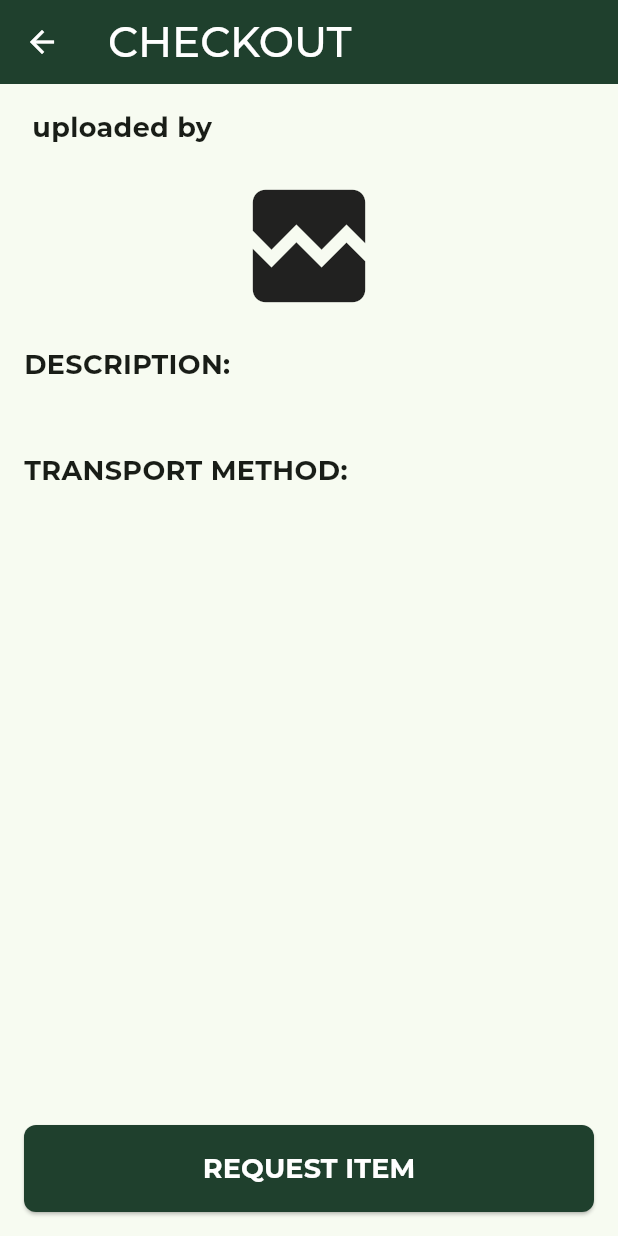
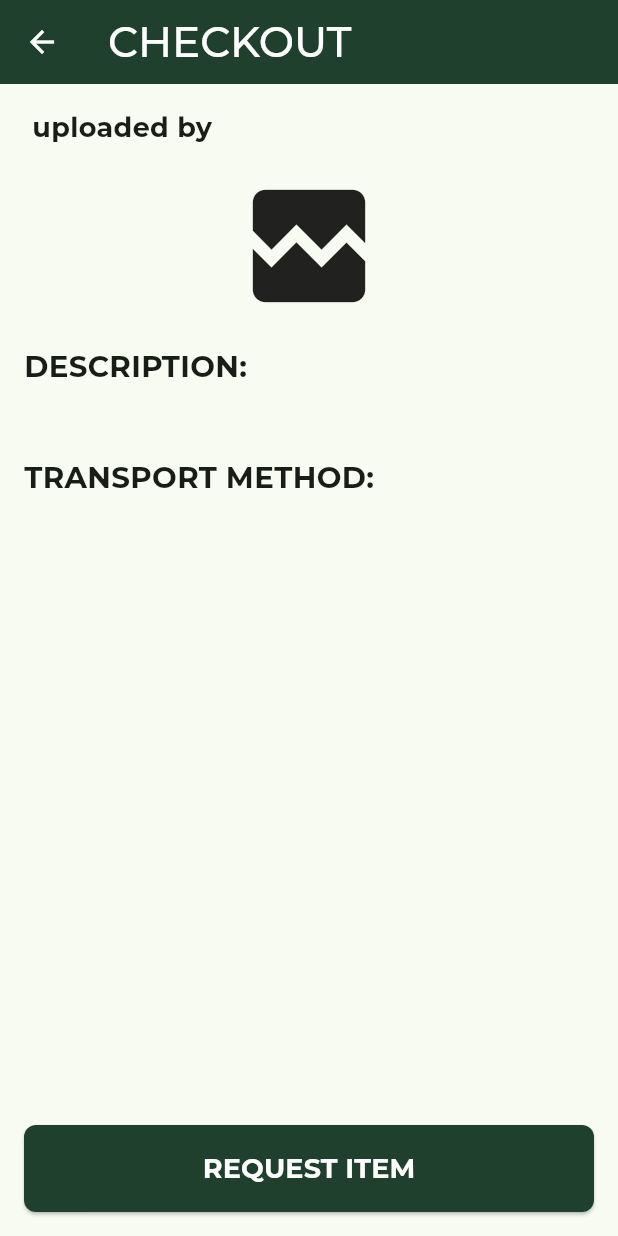
Before and after one commit to nikhil-s1nha/Resport, a Flutter app: the WantScreen screen opened directly with empty values, on a phone screen of 412 x 824 dp. Run offline on Flutter 3.47's test engine with Material 3 defaults, Android fonts, the phone set to English and light mode, and no system bars; our stand-ins replace cloud_firestore, firebase_auth, firebase_core, firebase_database, firebase_storage, google_fonts and 2 more; accounts and stored records are empty; network calls fail; statements that could not run were skipped.

Commit message:
list font aesthetics + snackbar

```diff
--- a/lib/screens/want_screen.dart
+++ b/lib/screens/want_screen.dart
@@ -122,7 +122,7 @@ class WantScreen extends StatelessWidget {
                   "DESCRIPTION:",
                   style: GoogleFonts.montserrat(
                       textStyle: TextStyle(
-                    fontSize: 18,
+                    fontSize: 19.5,
                     fontWeight: FontWeight.bold,
                   )
                   )
@@ -130,7 +130,12 @@ class WantScreen extends StatelessWidget {
                 const SizedBox(height: 8),
                 Text(
                   description,
-                  style: const TextStyle(fontSize: 14),
+                  style: GoogleFonts.montserrat(
+                      textStyle: TextStyle(
+                          fontSize: 16,
+                        fontWeight: FontWeight.w500
+                      )
+                  ),
                 ),
                 const SizedBox(height: 16),
 
@@ -139,7 +144,7 @@ class WantScreen extends StatelessWidget {
                   "TRANSPORT METHOD:",
                   style: GoogleFonts.montserrat(
                   textStyle: TextStyle(
-                    fontSize: 18,
+                    fontSize: 19.5,
                     fontWeight: FontWeight.bold,
                   )
                  )
@@ -147,7 +152,12 @@ class WantScreen extends StatelessWidget {
                 const SizedBox(height: 8),
                 Text(
                   transportMethod,
-                  style: const TextStyle(fontSize: 14),
+                  style: GoogleFonts.montserrat(
+                      textStyle: TextStyle(
+                          fontSize: 16,
+                          fontWeight: FontWeight.w500
+                      )
+                  ),
                 ),
                 const Spacer(),
 
```
Also changed, not shown: lib/screens/get_screen.dart (+11 -2 lines), lib/screens/give_screen.dart (+16 -7 lines).
